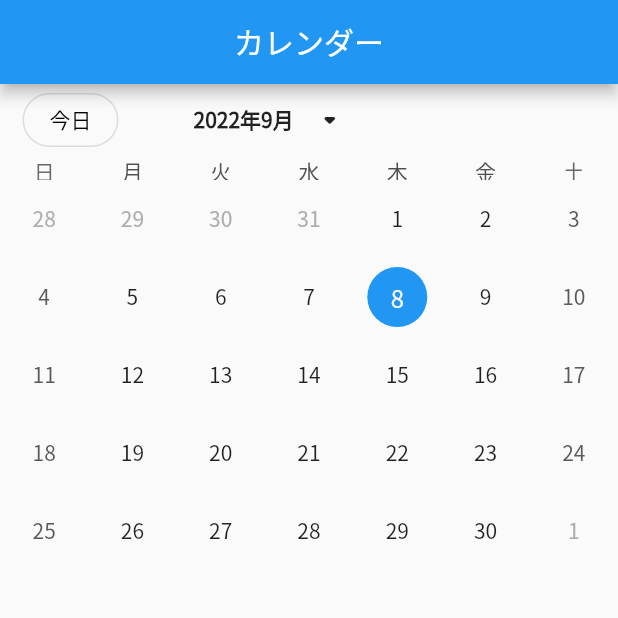
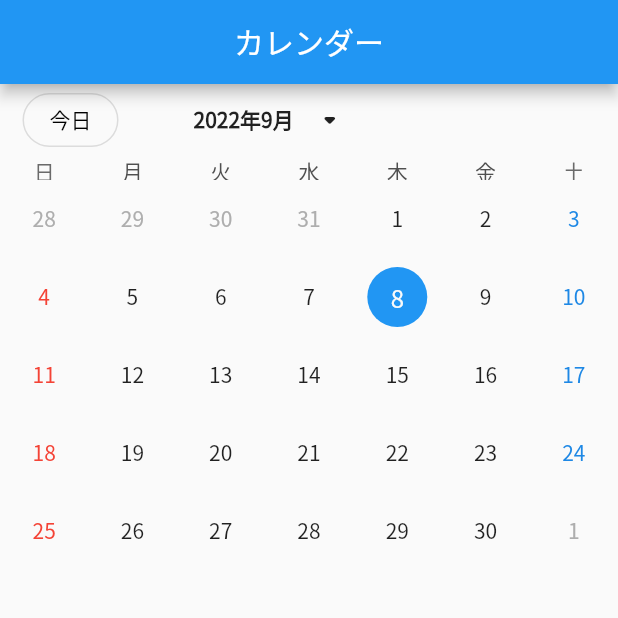
Before and after one commit to a1721314/calender_app, a Flutter app: the screen it shows after launch, on a phone screen of 412 x 824 dp, the top half of it. Run offline on Flutter 3.47's test engine with Material 2 defaults, Android fonts, the phone set to English and light mode, and no system bars; drawn by our look-alikes of table_calendar; our stand-ins replace flutter_datetime_picker.

Commit message:
土日色変更

```diff
--- /dev/null
+++ b/lib/view/components/custom_calender_builders.dart
@@ -0,0 +1,58 @@
+import 'package:flutter/material.dart';
+
+class CustomCalendarBuilders {
+
+  Color _textColor(DateTime day) {
+    const _defaultTextColor = Colors.black87;
+
+    if (day.weekday == DateTime.sunday) {
+      return Colors.red;
+    }
+    if (day.weekday == DateTime.saturday) {
+      return Colors.blue[600]!;
+    }
+    return _defaultTextColor;
+  }
+
+  /// 通常の日付部分を生成する
+  Widget defaultBuilder(
+      BuildContext context, DateTime day, DateTime focusedDay) {
+    return _CalendarCellTemplate(
+      dayText: day.day.toString(),
+      dayTextColor: _textColor(day),
+    );
+  }
+}
+
+class _CalendarCellTemplate extends StatelessWidget {
+   const _CalendarCellTemplate({
+    Key? key,
+    String? dayText,
+    Duration? duration,
+    Alignment? textAlign,
+    Color? dayTextColor,
+  })  : dayText = dayText ?? '',
+        duration = duration ?? const Duration(milliseconds: 250),
+        textAlign = textAlign ?? Alignment.center,
+        dayTextColor = dayTextColor ?? Colors.black87,
+        super(key: key);
+
+  final String dayText;
+  final Color? dayTextColor;
+  final Duration duration;
+  final Alignment? textAlign;
+
+  @override
+  Widget build(BuildContext context) {
+    return AnimatedContainer(
+      duration: duration,
+      alignment: textAlign,
+      child: Text(
+        dayText,
+        style: TextStyle(
+          color: dayTextColor,
+        ),
+      ),
+    );
+  }
+}
--- a/lib/view/screens/pages/calender_page.dart
+++ b/lib/view/screens/pages/calender_page.dart
@@ -1,3 +1,4 @@
+import 'package:calender_app/view/components/custom_calender_builders.dart';
 import 'package:flutter/material.dart';
 import 'package:flutter_datetime_picker/flutter_datetime_picker.dart';
 import 'package:intl/intl.dart';
@@ -8,16 +9,16 @@ class CalenderPage extends StatelessWidget {
 
   @override
   Widget build(BuildContext context) {
+    final CustomCalendarBuilders customCalendarBuilders = CustomCalendarBuilders();
     return SafeArea(
       child: Scaffold(
         appBar: AppBar(
-          title:const Text("カレンダー"),
+          title: const Text("カレンダー"),
           centerTitle: true,
         ),
         body: Column(
           children: [
-            Row(
-              children: <Widget> [
+            Row(children: <Widget>[
               Padding(
                 padding: const EdgeInsets.only(right: 50, left: 15),
                 child: OutlinedButton(
@@ -25,13 +26,14 @@ class CalenderPage extends StatelessWidget {
                   style: OutlinedButton.styleFrom(
                     foregroundColor: Colors.black,
                     shape: RoundedRectangleBorder(
-                          borderRadius: BorderRadius.circular(20),//角の丸み
+                      borderRadius: BorderRadius.circular(20), //角の丸み
                     ),
                   ),
                   child: const Text('今日'),
                 ),
               ),
-                Text(DateFormat.yMMM('ja').format(DateTime.now()).toString(),style: const TextStyle(fontWeight:FontWeight.bold)),
+              Text(DateFormat.yMMM('ja').format(DateTime.now()).toString(),
+                  style: const TextStyle(fontWeight: FontWeight.bold)),
               IconButton(
                 icon: const Icon(Icons.arrow_drop_down_rounded),
                 onPressed: () async {
@@ -43,9 +45,7 @@ class CalenderPage extends StatelessWidget {
                       // print('change $date');
                     },
                     // onConfirm内の処理はDatepickerで選択完了後に呼び出される
-                      onConfirm: (date) {
-
-                      },
+                    onConfirm: (date) {},
                     // Datepickerのデフォルトで表示する日時
                     currentTime: DateTime.now(),
                     locale: LocaleType.jp,
@@ -54,8 +54,7 @@ class CalenderPage extends StatelessWidget {
                   );
                 },
               ),
-              ]
-            ),
+            ]),
             TableCalendar(
               firstDay: DateTime.utc(2022, 4, 1),
               lastDay: DateTime.utc(2025, 12, 31),
@@ -68,6 +67,9 @@ class CalenderPage extends StatelessWidget {
                   shape: BoxShape.circle,
                 ),
               ),
+              calendarBuilders: CalendarBuilders(
+                defaultBuilder: customCalendarBuilders.defaultBuilder,
+              ),
             ),
           ],
         ),
```
Lines whose indentation alone changed are shown as unchanged.
